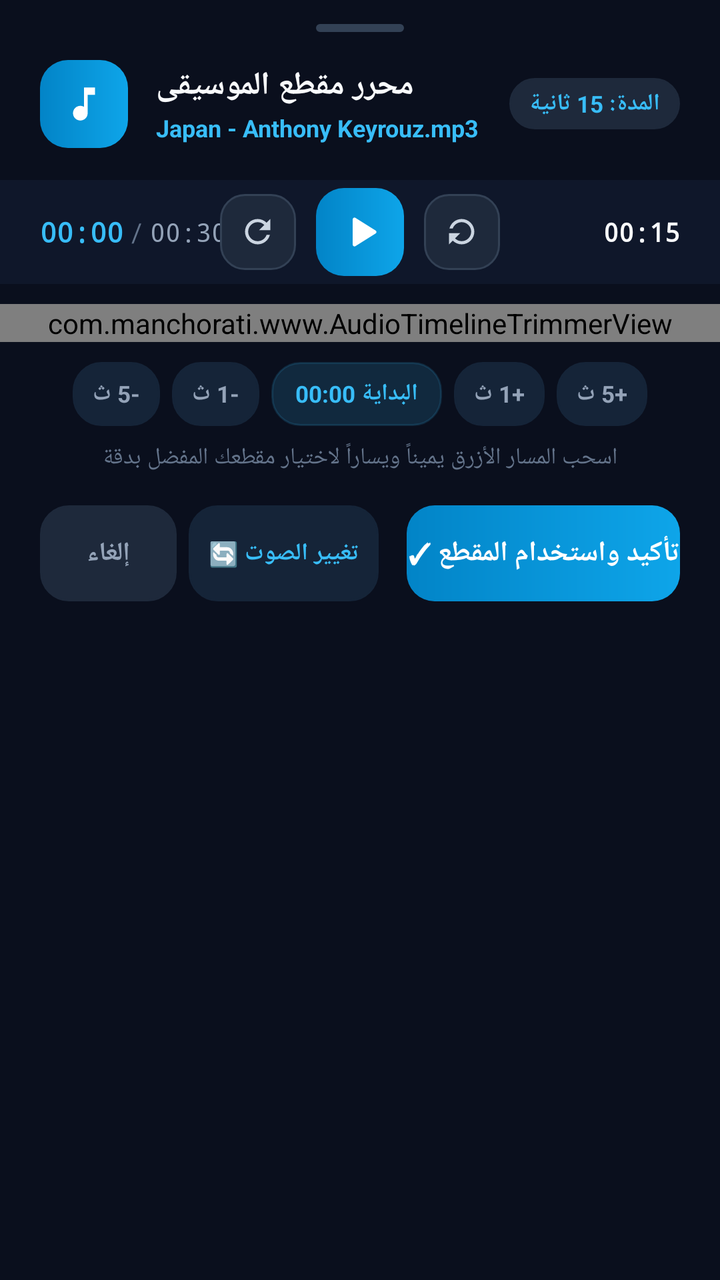
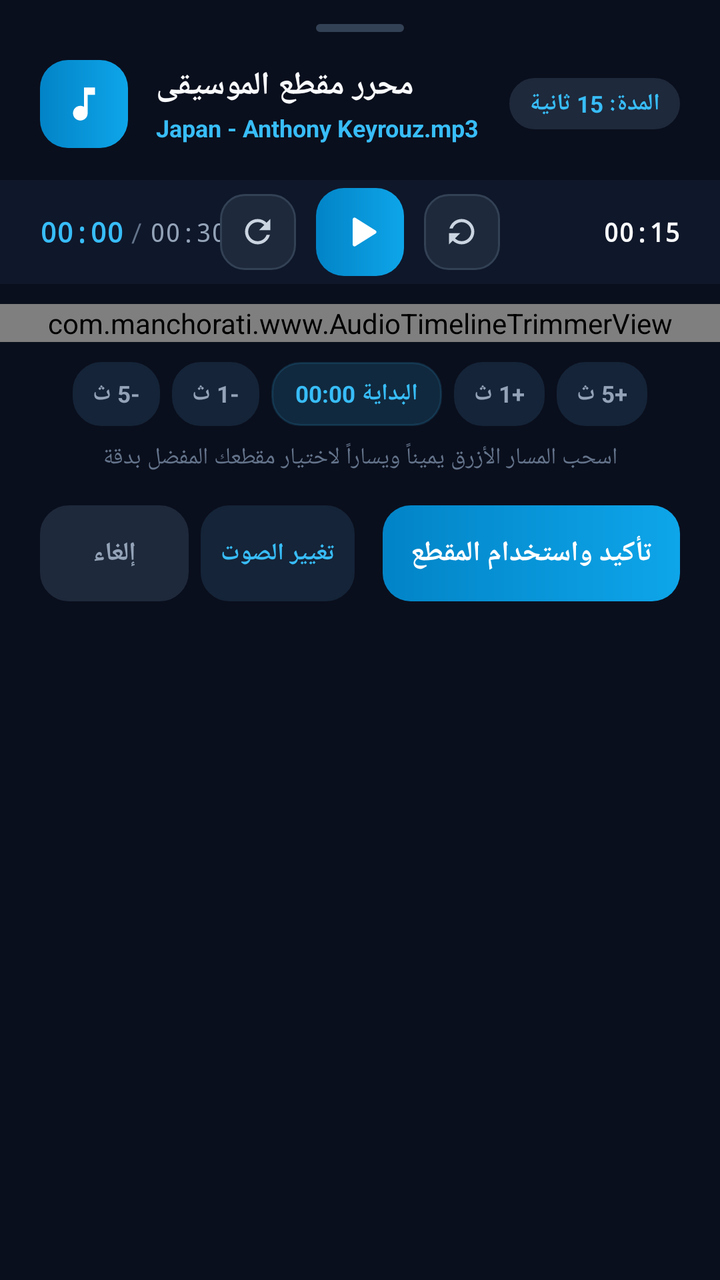

Screens rendered from an Android XML layout before and after an edit, with the pre-edit source and the edit as a unified diff.
<!-- AndroidManifest.xml: application theme Theme.Material3.DayNight.NoActionBar -->
<!-- res/layout/bottom_sheet_audio_trimmer.xml -->
<?xml version="1.0" encoding="utf-8"?>
<LinearLayout xmlns:android="http://schemas.android.com/apk/res/android"

    xmlns:app="http://schemas.android.com/apk/res-auto"

    android:layout_width="match_parent"

    android:layout_height="wrap_content"

    android:background="#0A0F1D"

    android:orientation="vertical"

    android:paddingTop="12dp"

    android:paddingBottom="26dp">



    

    <View

        android:layout_width="44dp"

        android:layout_height="4dp"

        android:layout_gravity="center_horizontal"

        android:layout_marginBottom="14dp"

        android:background="@drawable/bg_segment_container"

        android:backgroundTint="#334155" />



    

    <LinearLayout

        android:layout_width="match_parent"

        android:layout_height="wrap_content"

        android:gravity="center_vertical"

        android:orientation="horizontal"

        android:paddingHorizontal="20dp">



        <FrameLayout

            android:layout_width="44dp"

            android:layout_height="44dp"

            android:background="@drawable/bg_button_gradient_primary">



            <ImageView

                android:layout_width="22dp"

                android:layout_height="22dp"

                android:layout_gravity="center"

                android:src="@drawable/ic_capcut_audio"

                app:tint="#FFFFFF" />

        </FrameLayout>



        <LinearLayout

            android:layout_width="0dp"

            android:layout_height="wrap_content"

            android:layout_marginStart="14dp"

            android:layout_weight="1"

            android:orientation="vertical">



            <TextView

                android:layout_width="wrap_content"

                android:layout_height="wrap_content"

                android:text="محرر مقطع الموسيقى"

                android:textColor="#F8FAFC"

                android:textSize="16sp"

                android:textStyle="bold" />



            <TextView

                android:id="@+id/tvTrimmerTrackName"

                android:layout_width="wrap_content"

                android:layout_height="wrap_content"

                android:layout_marginTop="2dp"

                android:ellipsize="end"

                android:maxLines="1"

                android:text="Japan - Anthony Keyrouz.mp3"

                android:textColor="#38BDF8"

                android:textSize="12sp"

                android:textStyle="bold" />

        </LinearLayout>



        

        <TextView

            android:id="@+id/tvTrimmerVideoDuration"

            android:layout_width="wrap_content"

            android:layout_height="wrap_content"

            android:background="@drawable/bg_segment_container"

            android:backgroundTint="#1E293B"

            android:paddingHorizontal="10dp"

            android:paddingVertical="5dp"

            android:text="المدة: 15 ثانية"

            android:textColor="#38BDF8"

            android:textSize="11.5sp"

            android:textStyle="bold" />

    </LinearLayout>



    

    <RelativeLayout

        android:layout_width="match_parent"

        android:layout_height="52dp"

        android:layout_marginTop="16dp"

        android:background="#0F172A"

        android:paddingHorizontal="20dp">



        

        <LinearLayout

            android:layout_width="wrap_content"

            android:layout_height="wrap_content"

            android:layout_alignParentStart="true"

            android:layout_centerVertical="true"

            android:gravity="center_vertical"

            android:orientation="horizontal">



            <TextView

                android:id="@+id/tvTrimmerStartTime"

                android:layout_width="wrap_content"

                android:layout_height="wrap_content"

                android:fontFamily="monospace"

                android:text="00:00"

                android:textColor="#38BDF8"

                android:textSize="14sp"

                android:textStyle="bold" />



            <TextView

                android:layout_width="wrap_content"

                android:layout_height="wrap_content"

                android:paddingHorizontal="4dp"

                android:text="/"

                android:textColor="#64748B"

                android:textSize="13sp" />



            <TextView

                android:id="@+id/tvTrimmerTotalDuration"

                android:layout_width="wrap_content"

                android:layout_height="wrap_content"

                android:fontFamily="monospace"

                android:text="00:30"

                android:textColor="#94A3B8"

                android:textSize="13sp" />

        </LinearLayout>



        

        <LinearLayout

            android:layout_width="wrap_content"

            android:layout_height="wrap_content"

            android:layout_centerInParent="true"

            android:gravity="center_vertical"

            android:orientation="horizontal">



            

            <FrameLayout

                android:id="@+id/btnTrimmerRewind5s"

                android:layout_width="38dp"

                android:layout_height="38dp"

                android:layout_marginEnd="10dp"

                android:background="@drawable/bg_icon_button"

                android:clickable="true"

                android:focusable="true">



                <ImageView

                    android:layout_width="19dp"

                    android:layout_height="19dp"

                    android:layout_gravity="center"

                    android:src="@drawable/ic_reset"

                    app:tint="#CBD5E1" />

            </FrameLayout>



            

            <FrameLayout

                android:id="@+id/btnTrimmerPlayPause"

                android:layout_width="44dp"

                android:layout_height="44dp"

                android:background="@drawable/bg_button_gradient_primary"

                android:clickable="true"

                android:focusable="true">



                <ImageView

                    android:id="@+id/ivTrimmerPlayIcon"

                    android:layout_width="22dp"

                    android:layout_height="22dp"

                    android:layout_gravity="center"

                    android:src="@drawable/ic_video_play"

                    app:tint="#FFFFFF" />

            </FrameLayout>



            

            <FrameLayout

                android:id="@+id/btnTrimmerForward5s"

                android:layout_width="38dp"

                android:layout_height="38dp"

                android:layout_marginStart="10dp"

                android:background="@drawable/bg_icon_button"

                android:clickable="true"

                android:focusable="true">



                <ImageView

                    android:layout_width="19dp"

                    android:layout_height="19dp"

                    android:layout_gravity="center"

                    android:rotation="180"

                    android:src="@drawable/ic_reset"

                    app:tint="#CBD5E1" />

            </FrameLayout>

        </LinearLayout>



        

        <TextView

            android:id="@+id/tvTrimmerEndTime"

            android:layout_width="wrap_content"

            android:layout_height="wrap_content"

            android:layout_alignParentEnd="true"

            android:layout_centerVertical="true"

            android:fontFamily="monospace"

            android:text="00:15"

            android:textColor="#F8FAFC"

            android:textSize="13sp"

            android:textStyle="bold" />

    </RelativeLayout>



    

    <com.manchorati.www.AudioTimelineTrimmerView

        android:id="@+id/audioTimelineTrimmerView"

        android:layout_width="match_parent"

        android:layout_height="wrap_content"

        android:layout_marginVertical="10dp" />

    
    <LinearLayout
        android:layout_width="match_parent"
        android:layout_height="32dp"
        android:gravity="center"
        android:orientation="horizontal"
        android:paddingHorizontal="16dp"
        android:layout_marginBottom="8dp">

        <TextView
            android:id="@+id/btnNudgeMinus5s"
            android:layout_width="wrap_content"
            android:layout_height="match_parent"
            android:layout_marginHorizontal="3dp"
            android:background="@drawable/bg_segment_container"
            android:backgroundTint="#152438"
            android:clickable="true"
            android:focusable="true"
            android:gravity="center"
            android:paddingHorizontal="10dp"
            android:text="-5 ث"
            android:textColor="#94A3B8"
            android:textSize="11.5sp"
            android:textStyle="bold" />

        <TextView
            android:id="@+id/btnNudgeMinus1s"
            android:layout_width="wrap_content"
            android:layout_height="match_parent"
            android:layout_marginHorizontal="3dp"
            android:background="@drawable/bg_segment_container"
            android:backgroundTint="#152438"
            android:clickable="true"
            android:focusable="true"
            android:gravity="center"
            android:paddingHorizontal="10dp"
            android:text="-1 ث"
            android:textColor="#94A3B8"
            android:textSize="11.5sp"
            android:textStyle="bold" />

        <TextView
            android:id="@+id/btnNudgeResetStart"
            android:layout_width="wrap_content"
            android:layout_height="match_parent"
            android:layout_marginHorizontal="3dp"
            android:background="@drawable/bg_segment_container"
            android:backgroundTint="#2638BDF8"
            android:clickable="true"
            android:focusable="true"
            android:gravity="center"
            android:paddingHorizontal="12dp"
            android:text="البداية 00:00"
            android:textColor="#38BDF8"
            android:textSize="11.5sp"
            android:textStyle="bold" />

        <TextView
            android:id="@+id/btnNudgePlus1s"
            android:layout_width="wrap_content"
            android:layout_height="match_parent"
            android:layout_marginHorizontal="3dp"
            android:background="@drawable/bg_segment_container"
            android:backgroundTint="#152438"
            android:clickable="true"
            android:focusable="true"
            android:gravity="center"
            android:paddingHorizontal="10dp"
            android:text="+1 ث"
            android:textColor="#94A3B8"
            android:textSize="11.5sp"
            android:textStyle="bold" />

        <TextView
            android:id="@+id/btnNudgePlus5s"
            android:layout_width="wrap_content"
            android:layout_height="match_parent"
            android:layout_marginHorizontal="3dp"
            android:background="@drawable/bg_segment_container"
            android:backgroundTint="#152438"
            android:clickable="true"
            android:focusable="true"
            android:gravity="center"
            android:paddingHorizontal="10dp"
            android:text="+5 ث"
            android:textColor="#94A3B8"
            android:textSize="11.5sp"
            android:textStyle="bold" />
    </LinearLayout>



    

    <TextView

        android:layout_width="match_parent"

        android:layout_height="wrap_content"

        android:gravity="center"

        android:paddingHorizontal="20dp"

        android:text="اسحب المسار الأزرق يميناً ويساراً لاختيار مقطعك المفضل بدقة"

        android:textColor="#64748B"

        android:textSize="11.5sp" />



    

    <SeekBar

        android:id="@+id/sbAudioTrimmer"

        android:layout_width="0dp"

        android:layout_height="0dp"

        android:visibility="gone" />



    <TextView

        android:id="@+id/tvTrimmerMaxTime"

        android:layout_width="0dp"

        android:layout_height="0dp"

        android:visibility="gone" />



    <LinearLayout

        android:id="@+id/btnTrimmerPlayContainer"

        android:layout_width="0dp"

        android:layout_height="0dp"

        android:visibility="gone">



        <TextView

            android:id="@+id/tvTrimmerPlayLabel"

            android:layout_width="0dp"

            android:layout_height="0dp" />

    </LinearLayout>



    

    <LinearLayout

        android:layout_width="match_parent"

        android:layout_height="48dp"

        android:layout_marginTop="16dp"

        android:orientation="horizontal"

        android:paddingHorizontal="20dp">



        <TextView

            android:id="@+id/btnCancelTrim"

            android:layout_width="0dp"

            android:layout_height="match_parent"

            android:layout_marginEnd="6dp"

            android:layout_weight="1"

            android:background="@drawable/bg_segment_container"

            android:backgroundTint="#1E293B"

            android:clickable="true"

            android:focusable="true"

            android:gravity="center"

            android:text="إلغاء"

            android:textColor="#94A3B8"

            android:textSize="13sp"

            android:textStyle="bold" />



        <TextView

            android:id="@+id/btnPickOtherInTrimmer"

            android:layout_width="wrap_content"

            android:layout_height="match_parent"

            android:layout_marginEnd="6dp"

            android:background="@drawable/bg_segment_container"

            android:backgroundTint="#152438"

            android:clickable="true"

            android:focusable="true"

            android:gravity="center"

            android:paddingHorizontal="10dp"

            android:text="تغيير الصوت 🔄"

            android:textColor="#38BDF8"

            android:textSize="12sp"

            android:textStyle="bold" />



        <TextView

            android:id="@+id/btnConfirmTrim"

            android:layout_width="0dp"

            android:layout_height="match_parent"

            android:layout_marginStart="8dp"

            android:layout_weight="2"

            android:background="@drawable/bg_button_gradient_primary"

            android:clickable="true"

            android:focusable="true"

            android:gravity="center"

            android:text="تأكيد واستخدام المقطع ✓"

            android:textColor="#FFFFFF"

            android:textSize="14sp"

            android:textStyle="bold" />

    </LinearLayout>



</LinearLayout>
<!-- resources referenced by this layout -->
<resources>
  <!-- drawable bg_button_gradient_primary (drawable) -->
  <?xml version="1.0" encoding="utf-8"?>
  <ripple xmlns:android="http://schemas.android.com/apk/res/android"
      android:color="#33FFFFFF">
      <item>
          <shape>
              <corners android:radius="14dp" />
              <gradient
                  android:startColor="#0284C7"
                  android:endColor="#0EA5E9"
                  android:angle="0" />
          </shape>
      </item>
  </ripple>
  <!-- drawable bg_icon_button (drawable) -->
  <?xml version="1.0" encoding="utf-8"?>
  <shape xmlns:android="http://schemas.android.com/apk/res/android">
      <solid android:color="#1E293B" />
      <corners android:radius="12dp" />
      <stroke android:width="1dp" android:color="#334155" />
  </shape>
  <!-- drawable bg_segment_container (drawable) -->
  <?xml version="1.0" encoding="utf-8"?>
  <shape xmlns:android="http://schemas.android.com/apk/res/android">
      <solid android:color="@color/bg_card" />
      <corners android:radius="14dp" />
      <stroke android:width="1dp" android:color="@color/divider_color" />
  </shape>
  <!-- drawable ic_capcut_audio (drawable) -->
  <vector xmlns:android="http://schemas.android.com/apk/res/android"
      android:width="24dp"
      android:height="24dp"
      android:viewportWidth="24"
      android:viewportHeight="24">
    <path
        android:fillColor="#FFFFFFFF"
        android:pathData="M12,3v10.55c-0.59,-0.34 -1.27,-0.55 -2,-0.55 -2.21,0 -4,1.79 -4,4s1.79,4 4,4 4,-1.79 4,-4V7h4V3h-6z"/>
  </vector>
  <!-- drawable ic_reset (drawable) -->
  <vector xmlns:android="http://schemas.android.com/apk/res/android"
      android:width="24dp"
      android:height="24dp"
      android:viewportWidth="24"
      android:viewportHeight="24">
    <path
        android:fillColor="#FFFFFFFF"
        android:pathData="M17.65,6.35C16.2,4.9 14.21,4 12,4c-4.42,0 -7.99,3.58 -7.99,8s3.57,8 7.99,8c3.73,0 6.84,-2.55 7.73,-6h-2.08c-0.82,2.33 -3.04,4 -5.65,4 -3.31,0 -6,-2.69 -6,-6s2.69,-6 6,-6c1.66,0 3.14,0.69 4.22,1.78L13,11h7V4l-2.35,2.35z"/>
  </vector>
  <!-- drawable ic_video_play (drawable) -->
  <vector xmlns:android="http://schemas.android.com/apk/res/android"
      android:width="24dp"
      android:height="24dp"
      android:viewportWidth="24"
      android:viewportHeight="24">
    <path
        android:fillColor="#FFFFFFFF"
        android:pathData="M8,5.14v13.72a1,1 0 0,0 1.5,0.86l11,-6.86a1,1 0 0,0 0,-1.72l-11,-6.86A1,1 0 0,0 8,5.14z"/>
  </vector>
  <color name="bg_card">#FFFFFF</color>
  <color name="divider_color">#E2E8F0</color>
</resources>

<!-- the commit's change to res/layout/bottom_sheet_audio_trimmer.xml (unified diff, before → after) -->
@@ -653,7 +653,7 @@
 
             android:paddingHorizontal="10dp"
 
-            android:text="تغيير الصوت 🔄"
+            android:text="تغيير الصوت"
 
             android:textColor="#38BDF8"
 
@@ -683,7 +683,7 @@
 
             android:gravity="center"
 
-            android:text="تأكيد واستخدام المقطع ✓"
+            android:text="تأكيد واستخدام المقطع"
 
             android:textColor="#FFFFFF"
 
